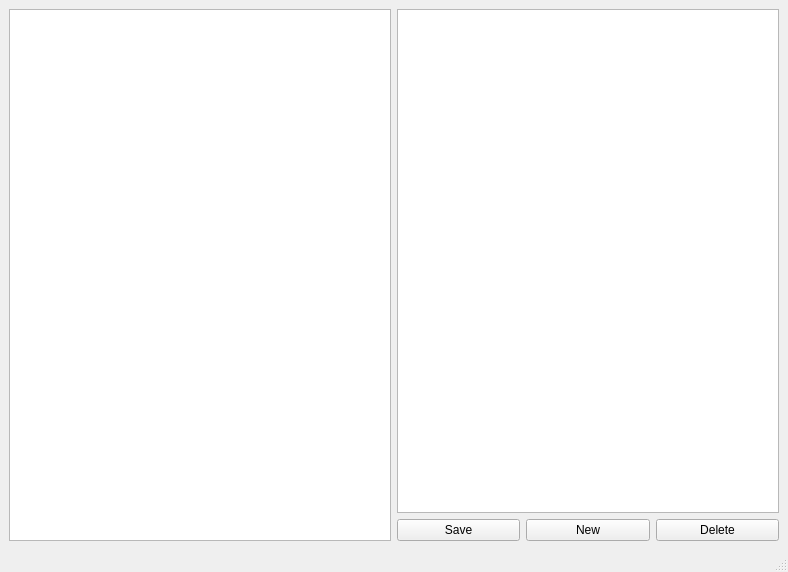
Above: mainwindow.ui from ookamy/Notebook before the change. Below: the same form after it.
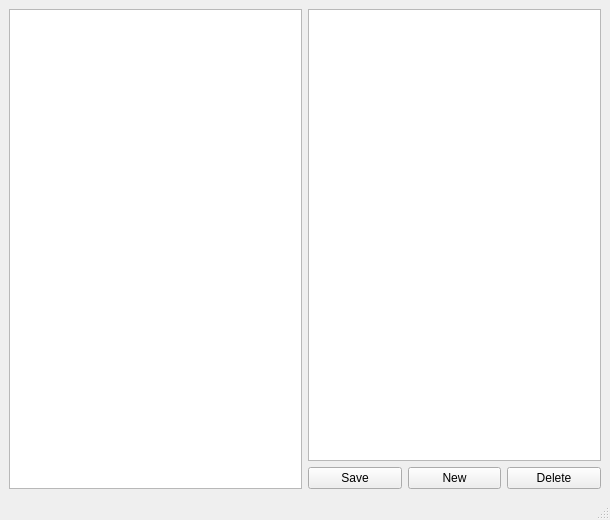
That is the form after the change.

Patch:
```diff
--- a/mainwindow.ui
+++ b/mainwindow.ui
@@ -6,8 +6,8 @@
    <rect>
     <x>0</x>
     <y>0</y>
-    <width>788</width>
-    <height>572</height>
+    <width>610</width>
+    <height>520</height>
    </rect>
   </property>
   <property name="windowTitle">
@@ -21,7 +21,7 @@
     <item>
      <layout class="QVBoxLayout" name="verticalLayout">
       <item>
-       <widget class="QListView" name="LstNotes"/>
+       <widget class="QTableView" name="TblNotes"/>
       </item>
       <item>
        <layout class="QHBoxLayout" name="horizontalLayout">
```
Left out of the diff: 2 changed lines with no effect on the pictures.
